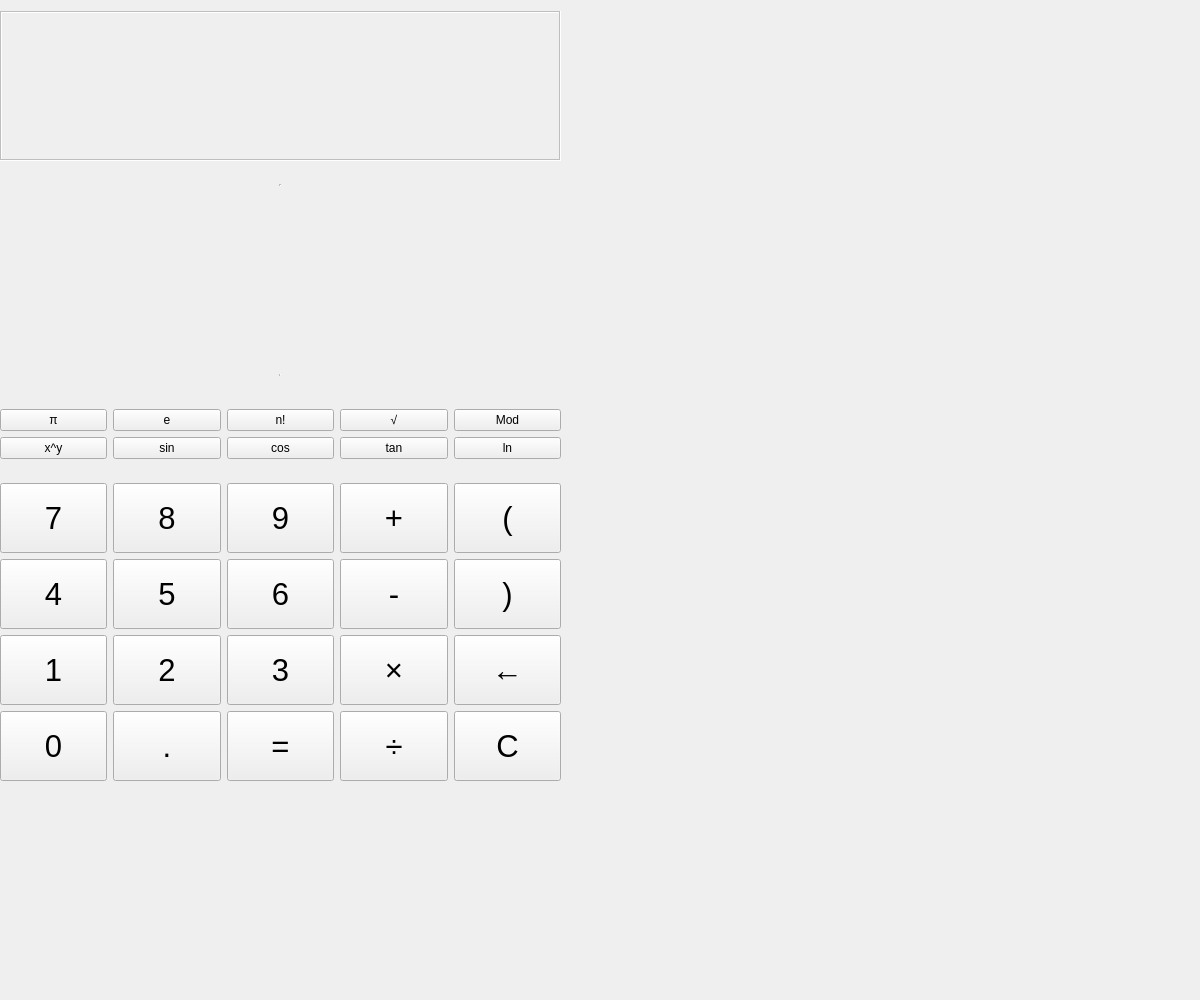
Old version of the form ICcalculator/science.ui in the repository tyanxie/IC_Calculator.
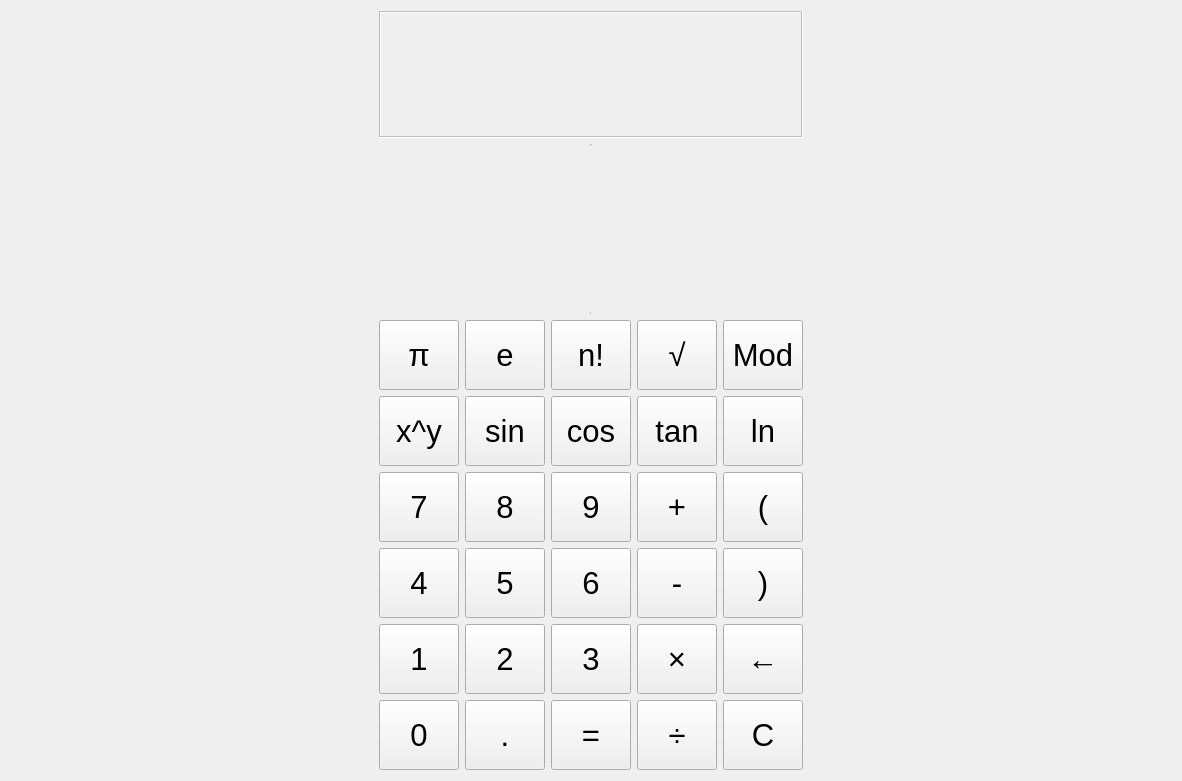
New version of the form.

Diff of the .ui file:
```diff
--- a/ICcalculator/science.ui
+++ b/ICcalculator/science.ui
@@ -6,14 +6,20 @@
    <rect>
     <x>0</x>
     <y>0</y>
-    <width>1200</width>
-    <height>1000</height>
+    <width>1182</width>
+    <height>781</height>
    </rect>
   </property>
   <property name="minimumSize">
    <size>
-    <width>1000</width>
-    <height>1000</height>
+    <width>0</width>
+    <height>0</height>
+   </size>
+  </property>
+  <property name="maximumSize">
+   <size>
+    <width>1182</width>
+    <height>16777215</height>
    </size>
   </property>
   <property name="font">
@@ -24,15 +30,21 @@
   <property name="windowTitle">
    <string>Form</string>
   </property>
-  <widget class="QWidget" name="layoutWidget">
-   <property name="geometry">
-    <rect>
-     <x>0</x>
-     <y>11</y>
-     <width>561</width>
-     <height>770</height>
-    </rect>
-   </property>
+  <layout class="QHBoxLayout" name="horizontalLayout_7" stretch="0,1,0">
+   <item>
+    <spacer name="horizontalSpacer">
+     <property name="orientation">
+      <enum>Qt::Horizontal</enum>
+     </property>
+     <property name="sizeHint" stdset="0">
+      <size>
+       <width>372</width>
+       <height>20</height>
+      </size>
+     </property>
+    </spacer>
+   </item>
+   <item>
    <layout class="QVBoxLayout" name="verticalLayout">
     <item>
      <widget class="QTextEdit" name="textEditIN">
@@ -69,7 +81,7 @@
       <property name="sizeHint" stdset="0">
        <size>
         <width>20</width>
-        <height>18</height>
+         <height>2</height>
        </size>
       </property>
      </spacer>
@@ -109,7 +121,7 @@
       <property name="sizeHint" stdset="0">
        <size>
         <width>20</width>
-        <height>28</height>
+         <height>5</height>
        </size>
       </property>
      </spacer>
@@ -118,6 +130,23 @@
      <layout class="QHBoxLayout" name="horizontalLayout_5">
       <item>
        <widget class="QPushButton" name="PI">
+         <property name="sizePolicy">
+          <sizepolicy hsizetype="Minimum" vsizetype="Fixed">
+           <horstretch>0</horstretch>
+           <verstretch>0</verstretch>
+          </sizepolicy>
+         </property>
+         <property name="minimumSize">
+          <size>
+           <width>0</width>
+           <height>70</height>
+          </size>
+         </property>
+         <property name="font">
+          <font>
+           <pointsize>23</pointsize>
+          </font>
+         </property>
         <property name="text">
          <string>π</string>
         </property>
@@ -125,6 +154,23 @@
       </item>
       <item>
        <widget class="QPushButton" name="E">
+         <property name="sizePolicy">
+          <sizepolicy hsizetype="Minimum" vsizetype="Fixed">
+           <horstretch>0</horstretch>
+           <verstretch>0</verstretch>
+          </sizepolicy>
+         </property>
+         <property name="minimumSize">
+          <size>
+           <width>0</width>
+           <height>70</height>
+          </size>
+         </property>
+         <property name="font">
+          <font>
+           <pointsize>23</pointsize>
+          </font>
+         </property>
         <property name="text">
          <string>e</string>
         </property>
@@ -132,6 +178,23 @@
       </item>
       <item>
        <widget class="QPushButton" name="Factorial">
+         <property name="sizePolicy">
+          <sizepolicy hsizetype="Minimum" vsizetype="Fixed">
+           <horstretch>0</horstretch>
+           <verstretch>0</verstretch>
+          </sizepolicy>
+         </property>
+         <property name="minimumSize">
+          <size>
+           <width>0</width>
+           <height>70</height>
+          </size>
+         </property>
+         <property name="font">
+          <font>
+           <pointsize>23</pointsize>
+          </font>
+         </property>
         <property name="text">
          <string>n!</string>
         </property>
@@ -139,6 +202,23 @@
       </item>
       <item>
        <widget class="QPushButton" name="Square">
+         <property name="sizePolicy">
+          <sizepolicy hsizetype="Minimum" vsizetype="Fixed">
+           <horstretch>0</horstretch>
+           <verstretch>0</verstretch>
+          </sizepolicy>
+         </property>
+         <property name="minimumSize">
+          <size>
+           <width>0</width>
+           <height>70</height>
+          </size>
+         </property>
+         <property name="font">
+          <font>
+           <pointsize>23</pointsize>
+          </font>
+         </property>
         <property name="text">
          <string>√</string>
         </property>
@@ -146,6 +226,23 @@
       </item>
       <item>
        <widget class="QPushButton" name="Mod">
+         <property name="sizePolicy">
+          <sizepolicy hsizetype="Minimum" vsizetype="Fixed">
+           <horstretch>0</horstretch>
+           <verstretch>0</verstretch>
+          </sizepolicy>
+         </property>
+         <property name="minimumSize">
+          <size>
+           <width>0</width>
+           <height>70</height>
+          </size>
+         </property>
+         <property name="font">
+          <font>
+           <pointsize>23</pointsize>
+          </font>
+         </property>
         <property name="text">
          <string>Mod</string>
         </property>
@@ -157,6 +254,23 @@
      <layout class="QHBoxLayout" name="horizontalLayout_6">
       <item>
        <widget class="QPushButton" name="Involution">
+         <property name="sizePolicy">
+          <sizepolicy hsizetype="Minimum" vsizetype="Fixed">
+           <horstretch>0</horstretch>
+           <verstretch>0</verstretch>
+          </sizepolicy>
+         </property>
+         <property name="minimumSize">
+          <size>
+           <width>0</width>
+           <height>70</height>
+          </size>
+         </property>
+         <property name="font">
+          <font>
+           <pointsize>23</pointsize>
+          </font>
+         </property>
         <property name="text">
          <string>x^y</string>
         </property>
@@ -164,6 +278,23 @@
       </item>
       <item>
        <widget class="QPushButton" name="Sin">
+         <property name="sizePolicy">
+          <sizepolicy hsizetype="Minimum" vsizetype="Fixed">
+           <horstretch>0</horstretch>
+           <verstretch>0</verstretch>
+          </sizepolicy>
+         </property>
+         <property name="minimumSize">
+          <size>
+           <width>0</width>
+           <height>70</height>
+          </size>
+         </property>
+         <property name="font">
+          <font>
+           <pointsize>23</pointsize>
+          </font>
+         </property>
         <property name="text">
          <string>sin</string>
         </property>
@@ -171,6 +302,23 @@
       </item>
       <item>
        <widget class="QPushButton" name="Cos">
+         <property name="sizePolicy">
+          <sizepolicy hsizetype="Minimum" vsizetype="Fixed">
+           <horstretch>0</horstretch>
+           <verstretch>0</verstretch>
+          </sizepolicy>
+         </property>
+         <property name="minimumSize">
+          <size>
+           <width>0</width>
+           <height>70</height>
+          </size>
+         </property>
+         <property name="font">
+          <font>
+           <pointsize>23</pointsize>
+          </font>
+         </property>
         <property name="text">
          <string>cos</string>
         </property>
@@ -178,6 +326,23 @@
       </item>
       <item>
        <widget class="QPushButton" name="pushButton_9">
+         <property name="sizePolicy">
+          <sizepolicy hsizetype="Minimum" vsizetype="Fixed">
+           <horstretch>0</horstretch>
+           <verstretch>0</verstretch>
+          </sizepolicy>
+         </property>
+         <property name="minimumSize">
+          <size>
+           <width>0</width>
+           <height>70</height>
+          </size>
+         </property>
+         <property name="font">
+          <font>
+           <pointsize>23</pointsize>
+          </font>
+         </property>
         <property name="text">
          <string>tan</string>
         </property>
@@ -185,6 +350,23 @@
       </item>
       <item>
        <widget class="QPushButton" name="Log">
+         <property name="sizePolicy">
+          <sizepolicy hsizetype="Minimum" vsizetype="Fixed">
+           <horstretch>0</horstretch>
+           <verstretch>0</verstretch>
+          </sizepolicy>
+         </property>
+         <property name="minimumSize">
+          <size>
+           <width>0</width>
+           <height>70</height>
+          </size>
+         </property>
+         <property name="font">
+          <font>
+           <pointsize>23</pointsize>
+          </font>
+         </property>
         <property name="text">
          <string>ln</string>
         </property>
@@ -200,7 +382,7 @@
       <property name="sizeHint" stdset="0">
        <size>
         <width>20</width>
-        <height>18</height>
+         <height>2</height>
        </size>
       </property>
      </spacer>
@@ -582,7 +764,21 @@
      </layout>
     </item>
    </layout>
-  </widget>
+   </item>
+   <item>
+    <spacer name="horizontalSpacer_2">
+     <property name="orientation">
+      <enum>Qt::Horizontal</enum>
+     </property>
+     <property name="sizeHint" stdset="0">
+      <size>
+       <width>371</width>
+       <height>20</height>
+      </size>
+     </property>
+    </spacer>
+   </item>
+  </layout>
  </widget>
  <resources/>
  <connections/>
```
Lines whose indentation alone changed are shown as unchanged.
